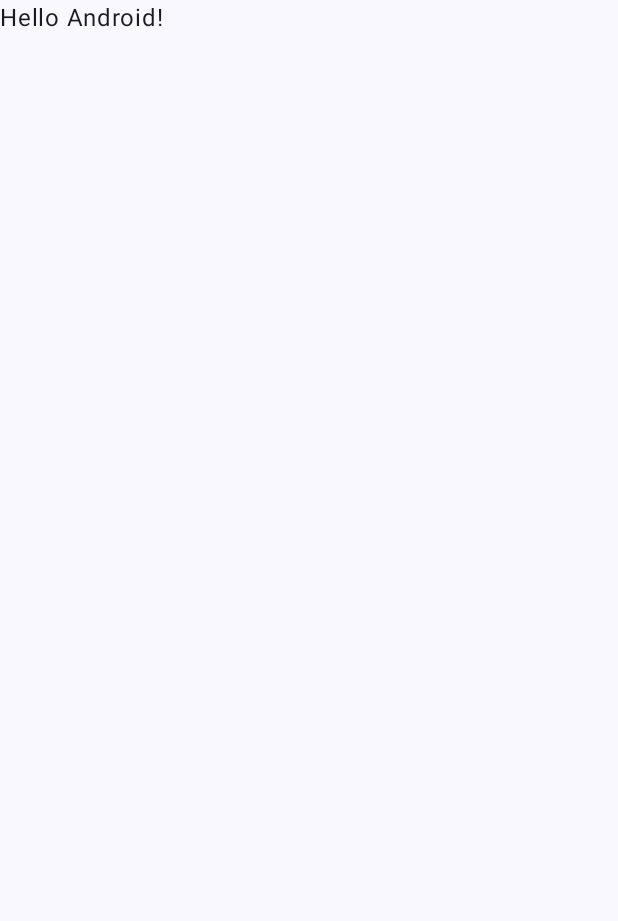
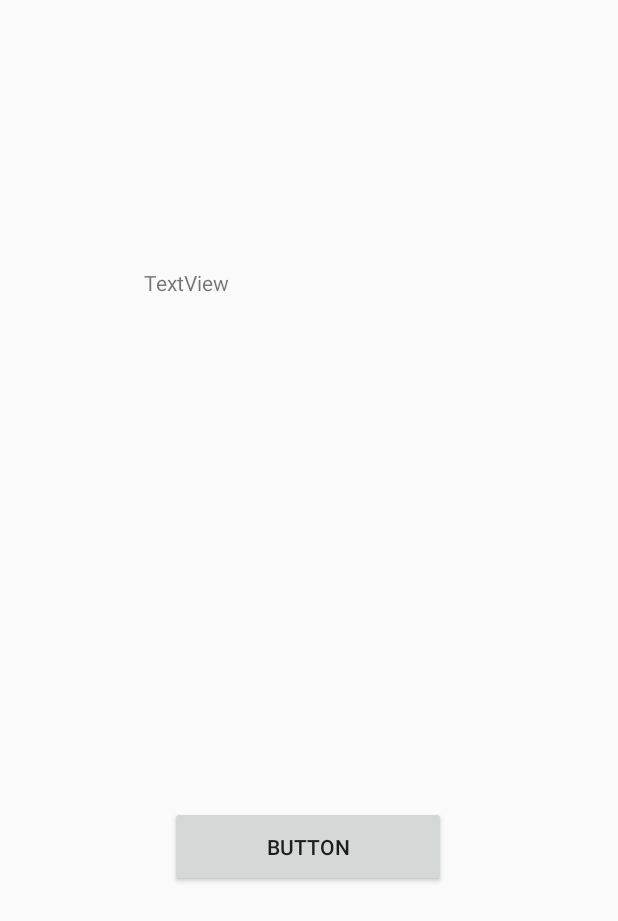
Before and after one commit to agisbertb/Comptador, an Android app built with Jetpack Compose: the screen it shows after launch (MainActivity), on a phone screen of 412 x 824 dp. Before the commit the part shown is almost empty. Shown: the top 921 px of the screen. Run offline under Robolectric (Android 15) with nearby library versions, the phone set to English and light mode, and no system bars.

Commit message:
Afegida carpeta layout, xml i les dependencies

```diff
--- a/app/build.gradle.kts
+++ b/app/build.gradle.kts
@@ -5,7 +5,7 @@
 
 android {
     namespace = "me.andreugisbert.dam.comptador"
-    compileSdk = 33
+    compileSdk = 34
 
     defaultConfig {
         applicationId = "me.andreugisbert.dam.comptador"
@@ -56,6 +56,7 @@
     implementation("androidx.compose.ui:ui-graphics")
     implementation("androidx.compose.ui:ui-tooling-preview")
     implementation("androidx.compose.material3:material3")
+    implementation("androidx.constraintlayout:constraintlayout:2.1.4")
     testImplementation("junit:junit:4.13.2")
     androidTestImplementation("androidx.test.ext:junit:1.1.5")
     androidTestImplementation("androidx.test.espresso:espresso-core:3.5.1")
@@ -63,4 +64,7 @@
     androidTestImplementation("androidx.compose.ui:ui-test-junit4")
     debugImplementation("androidx.compose.ui:ui-tooling")
     debugImplementation("androidx.compose.ui:ui-test-manifest")
+    implementation("androidx.constraintlayout:constraintlayout:2.2.0-alpha13")
+    // To use constraintlayout in compose
+    implementation("androidx.constraintlayout:constraintlayout-compose:1.1.0-alpha13")
 }
--- a/app/src/main/java/me/andreugisbert/dam/comptador/MainActivity.kt
+++ b/app/src/main/java/me/andreugisbert/dam/comptador/MainActivity.kt
@@ -15,29 +15,6 @@
 class MainActivity : ComponentActivity() {
     override fun onCreate(savedInstanceState: Bundle?) {
         super.onCreate(savedInstanceState)
-        setContent {
-            ComptadorTheme {
-                // A surface container using the 'background' color from the theme
-                Surface(modifier = Modifier.fillMaxSize(), color = MaterialTheme.colorScheme.background) {
-                    Greeting("Android")
-                }
-            }
-        }
+        setContentView(R.layout.layout_main)
     }
 }
-
-@Composable
-fun Greeting(name: String, modifier: Modifier = Modifier) {
-    Text(
-            text = "Hello $name!",
-            modifier = modifier
-    )
-}
-
-@Preview(showBackground = true)
-@Composable
-fun GreetingPreview() {
-    ComptadorTheme {
-        Greeting("Android")
-    }
-}
--- /dev/null
+++ b/app/src/main/res/layout/layout_main.xml
@@ -0,0 +1,33 @@
+<?xml version="1.0" encoding="utf-8"?>
+<androidx.constraintlayout.widget.ConstraintLayout xmlns:android="http://schemas.android.com/apk/res/android"
+    xmlns:app="http://schemas.android.com/apk/res-auto"
+    xmlns:tools="http://schemas.android.com/tools"
+    android:id="@+id/linearLayout"
+    android:layout_width="match_parent"
+    android:layout_height="match_parent">
+
+    <Button
+        android:id="@+id/button"
+        android:layout_width="184dp"
+        android:layout_height="54dp"
+        android:text="Button"
+        app:layout_constraintBottom_toBottomOf="parent"
+        app:layout_constraintEnd_toEndOf="parent"
+        app:layout_constraintHorizontal_bias="0.498"
+        app:layout_constraintStart_toStartOf="parent"
+        app:layout_constraintTop_toTopOf="parent"
+        app:layout_constraintVertical_bias="0.698" />
+
+    <TextView
+        android:id="@+id/textView"
+        android:layout_width="228dp"
+        android:layout_height="54dp"
+        android:text="TextView"
+        app:layout_constraintBottom_toBottomOf="parent"
+        app:layout_constraintEnd_toEndOf="parent"
+        app:layout_constraintHorizontal_bias="0.522"
+        app:layout_constraintStart_toStartOf="parent"
+        app:layout_constraintTop_toTopOf="parent"
+        app:layout_constraintVertical_bias="0.232" />
+
+</androidx.constraintlayout.widget.ConstraintLayout>
```
